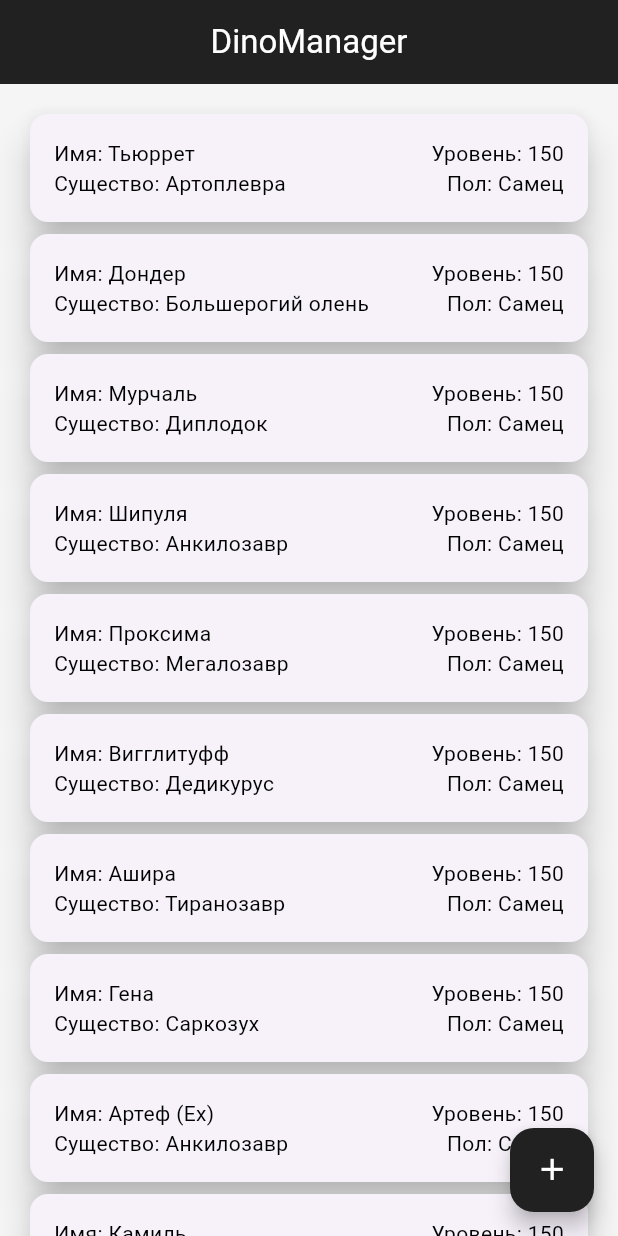
After one commit to leushinilya/DinoManager, a Flutter app: the screen it shows after launch, on a phone screen of 412 x 824 dp. The commit adds this screen. Run offline on Flutter 3.47's test engine with Material 3 defaults, Android fonts, the phone set to English and light mode, and no system bars.

Commit message:
Packages refactoring

```diff
--- a/lib/dino_repo.dart
+++ b/lib/data/dino_repo.dart
@@ -1,4 +1,4 @@
-import 'package:dino_manager/dino.dart';
+import 'package:dino_manager/models/dino.dart';
 
 final List<Dino> items = [
   Dino("Тьюррет", "Артоплевра", Gender.male, 150),
--- /dev/null
+++ b/lib/dino_app.dart
@@ -0,0 +1,14 @@
+import 'package:dino_manager/ui/screens/dino_list.dart';
+import 'package:flutter/material.dart';
+
+class DinoApp extends StatelessWidget {
+  const DinoApp({super.key});
+
+  @override
+  Widget build(BuildContext context) {
+    return const MaterialApp(
+      title: "DinoManager",
+      home: DinoList(),
+    );
+  }
+}
--- a/lib/dino_card.dart
+++ b/lib/ui/components/dino_card.dart
@@ -1,4 +1,4 @@
-import 'package:dino_manager/dino.dart';
+import 'package:dino_manager/models/dino.dart';
 import 'package:flutter/material.dart';
 
 class DinoCard extends StatelessWidget {
--- /dev/null
+++ b/lib/ui/screens/dino_list.dart
@@ -0,0 +1,41 @@
+import 'package:dino_manager/ui/components/dino_card.dart';
+import 'package:flutter/material.dart';
+import 'package:dino_manager/ui/resources/custom_icons.dart';
+import 'package:dino_manager/data/dino_repo.dart';
+
+class DinoList extends StatelessWidget {
+  const DinoList({
+    super.key,
+  });
+
+  @override
+  Widget build(BuildContext context) {
+    return Scaffold(
+      appBar: AppBar(
+        title: const Text(
+          "DinoManager",
+          style: TextStyle(color: Colors.white),
+        ),
+        centerTitle: true,
+        backgroundColor: Colors.grey[900],
+      ),
+      body: ListView.builder(
+        physics: const BouncingScrollPhysics(),
+        itemCount: items.length,
+        itemBuilder: (_, index) => DinoCard(items[index]),
+        padding: const EdgeInsets.all(16.0),
+      ),
+      floatingActionButton: FloatingActionButton(
+        onPressed: () {
+          // items.add("Dino ${items.length}");
+        },
+        backgroundColor: Colors.grey[900],
+        child: const Icon(
+          CustomIcons.add,
+          color: Colors.white,
+        ),
+      ),
+      backgroundColor: Colors.grey[100],
+    );
+  }
+}
```
Also changed, not shown: lib/main.dart (+2 -42 lines), lib/models/dino.dart (renamed from lib/dino.dart), lib/ui/resources/custom_icons.dart (renamed from lib/custom_icons.dart).
